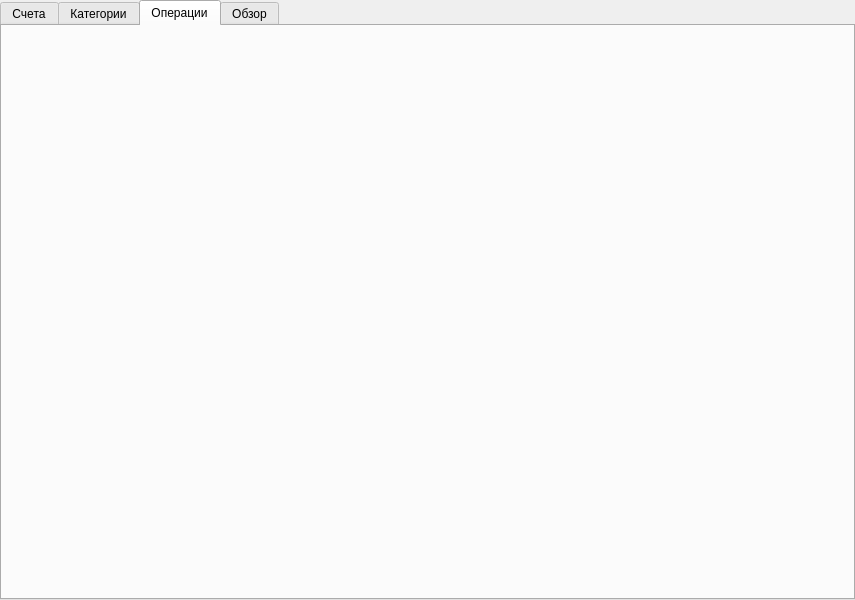
Before: the Qt Designer form design_main_window.ui in white0nyx/MoneyTrack, drawn with Qt 5.
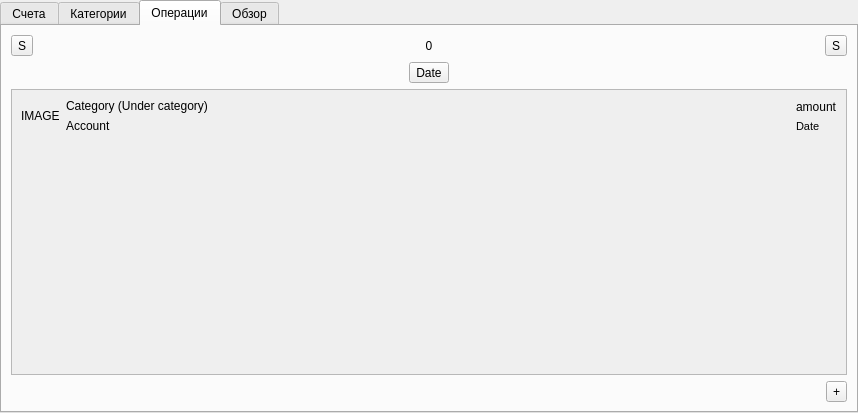
After: the same form once the commit is applied. The open tabs and pages were chosen to show the change. Icons and pictures are not drawn.

Commit message: The design of the "Operations" tab has been created. Implemented a method for drawing a new operation.

Diff of the .ui file:
```diff
--- a/design_main_window.ui
+++ b/design_main_window.ui
@@ -6,8 +6,8 @@
    <rect>
     <x>0</x>
     <y>0</y>
-    <width>855</width>
-    <height>600</height>
+    <width>858</width>
+    <height>413</height>
    </rect>
   </property>
   <property name="windowTitle">
@@ -204,6 +204,215 @@
        <attribute name="title">
         <string>Операции</string>
        </attribute>
+       <layout class="QVBoxLayout" name="verticalLayout_4">
+        <item>
+         <layout class="QHBoxLayout" name="h_layout_top_panel_2">
+          <item>
+           <widget class="QToolButton" name="btn_settings_2">
+            <property name="text">
+             <string>S</string>
+            </property>
+           </widget>
+          </item>
+          <item>
+           <widget class="QLabel" name="all_accounts_balance_2">
+            <property name="text">
+             <string>0</string>
+            </property>
+            <property name="alignment">
+             <set>Qt::AlignCenter</set>
+            </property>
+           </widget>
+          </item>
+          <item>
+           <widget class="QToolButton" name="btn_search_operation">
+            <property name="text">
+             <string>S</string>
+            </property>
+           </widget>
+          </item>
+         </layout>
+        </item>
+        <item>
+         <layout class="QHBoxLayout" name="horizontalLayout_2">
+          <item>
+           <spacer name="horizontalSpacer_2">
+            <property name="orientation">
+             <enum>Qt::Horizontal</enum>
+            </property>
+            <property name="sizeHint" stdset="0">
+             <size>
+              <width>40</width>
+              <height>20</height>
+             </size>
+            </property>
+           </spacer>
+          </item>
+          <item>
+           <widget class="QToolButton" name="btn_date">
+            <property name="text">
+             <string>Date</string>
+            </property>
+           </widget>
+          </item>
+          <item>
+           <spacer name="horizontalSpacer_3">
+            <property name="orientation">
+             <enum>Qt::Horizontal</enum>
+            </property>
+            <property name="sizeHint" stdset="0">
+             <size>
+              <width>40</width>
+              <height>20</height>
+             </size>
+            </property>
+           </spacer>
+          </item>
+         </layout>
+        </item>
+        <item>
+         <widget class="QScrollArea" name="scroll_area_operations">
+          <property name="widgetResizable">
+           <bool>true</bool>
+          </property>
+          <widget class="QWidget" name="scrollAreaWidgetContents">
+           <property name="geometry">
+            <rect>
+             <x>0</x>
+             <y>0</y>
+             <width>832</width>
+             <height>284</height>
+            </rect>
+           </property>
+           <layout class="QVBoxLayout" name="verticalLayout_5">
+            <item>
+             <layout class="QHBoxLayout" name="horizontalLayout_3">
+              <item>
+               <widget class="QLabel" name="IMAGE">
+                <property name="text">
+                 <string>IMAGE</string>
+                </property>
+               </widget>
+              </item>
+              <item>
+               <layout class="QVBoxLayout" name="verticalLayout_13">
+                <item>
+                 <widget class="QLabel" name="label">
+                  <property name="text">
+                   <string>Category (Under category)</string>
+                  </property>
+                 </widget>
+                </item>
+                <item>
+                 <widget class="QLabel" name="label_2">
+                  <property name="layoutDirection">
+                   <enum>Qt::RightToLeft</enum>
+                  </property>
+                  <property name="text">
+                   <string>Account</string>
+                  </property>
+                 </widget>
+                </item>
+               </layout>
+              </item>
+              <item>
+               <spacer name="horizontalSpacer_4">
+                <property name="orientation">
+                 <enum>Qt::Horizontal</enum>
+                </property>
+                <property name="sizeHint" stdset="0">
+                 <size>
+                  <width>40</width>
+                  <height>20</height>
+                 </size>
+                </property>
+               </spacer>
+              </item>
+              <item>
+               <layout class="QVBoxLayout" name="verticalLayout_7">
+                <item>
+                 <widget class="QLabel" name="label_3">
+                  <property name="sizePolicy">
+                   <sizepolicy hsizetype="Maximum" vsizetype="Preferred">
+                    <horstretch>0</horstretch>
+                    <verstretch>0</verstretch>
+                   </sizepolicy>
+                  </property>
+                  <property name="layoutDirection">
+                   <enum>Qt::RightToLeft</enum>
+                  </property>
+                  <property name="text">
+                   <string>amount</string>
+                  </property>
+                 </widget>
+                </item>
+                <item>
+                 <widget class="QLabel" name="label_4">
+                  <property name="sizePolicy">
+                   <sizepolicy hsizetype="Minimum" vsizetype="Fixed">
+                    <horstretch>0</horstretch>
+                    <verstretch>0</verstretch>
+                   </sizepolicy>
+                  </property>
+                  <property name="font">
+                   <font>
+                    <pointsize>8</pointsize>
+                   </font>
+                  </property>
+                  <property name="layoutDirection">
+                   <enum>Qt::RightToLeft</enum>
+                  </property>
+                  <property name="text">
+                   <string>Date</string>
+                  </property>
+                 </widget>
+                </item>
+               </layout>
+              </item>
+             </layout>
+            </item>
+            <item>
+             <spacer name="verticalSpacer">
+              <property name="orientation">
+               <enum>Qt::Vertical</enum>
+              </property>
+              <property name="sizeHint" stdset="0">
+               <size>
+                <width>20</width>
+                <height>221</height>
+               </size>
+              </property>
+             </spacer>
+            </item>
+           </layout>
+          </widget>
+         </widget>
+        </item>
+        <item>
+         <layout class="QHBoxLayout" name="horizontalLayout">
+          <item>
+           <spacer name="horizontalSpacer">
+            <property name="orientation">
+             <enum>Qt::Horizontal</enum>
+            </property>
+            <property name="sizeHint" stdset="0">
+             <size>
+              <width>40</width>
+              <height>20</height>
+             </size>
+            </property>
+           </spacer>
+          </item>
+          <item>
+           <widget class="QToolButton" name="toolButton_2">
+            <property name="text">
+             <string>+</string>
+            </property>
+           </widget>
+          </item>
+         </layout>
+        </item>
+       </layout>
       </widget>
       <widget class="QWidget" name="tab_overview">
        <attribute name="title">
```
Left out of the diff: 5 changed lines with no effect on the pictures. The commit also changes 3 other files.
